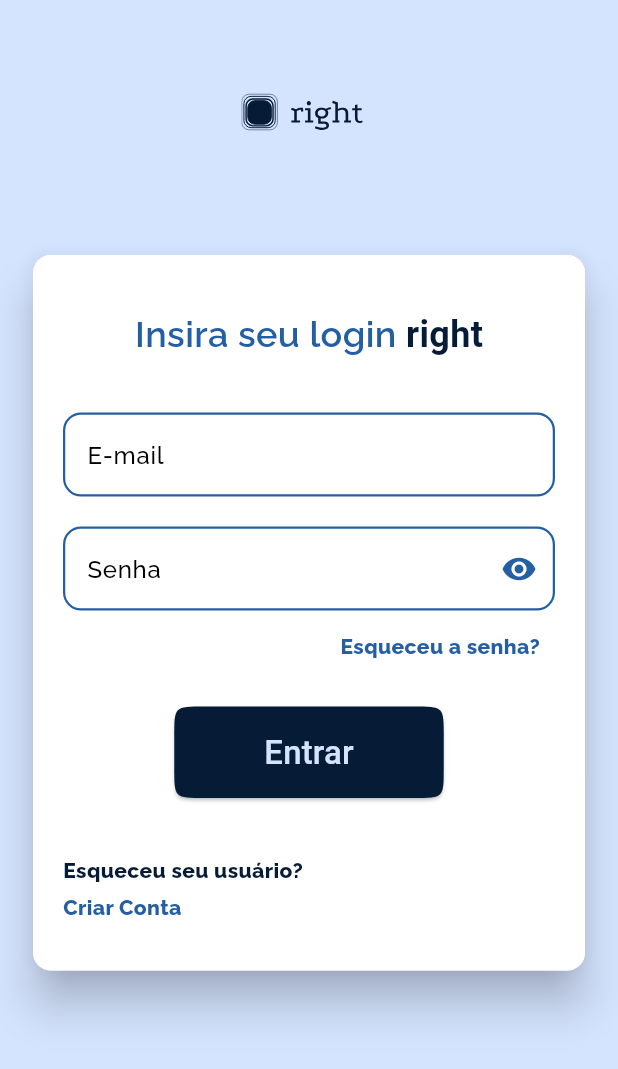
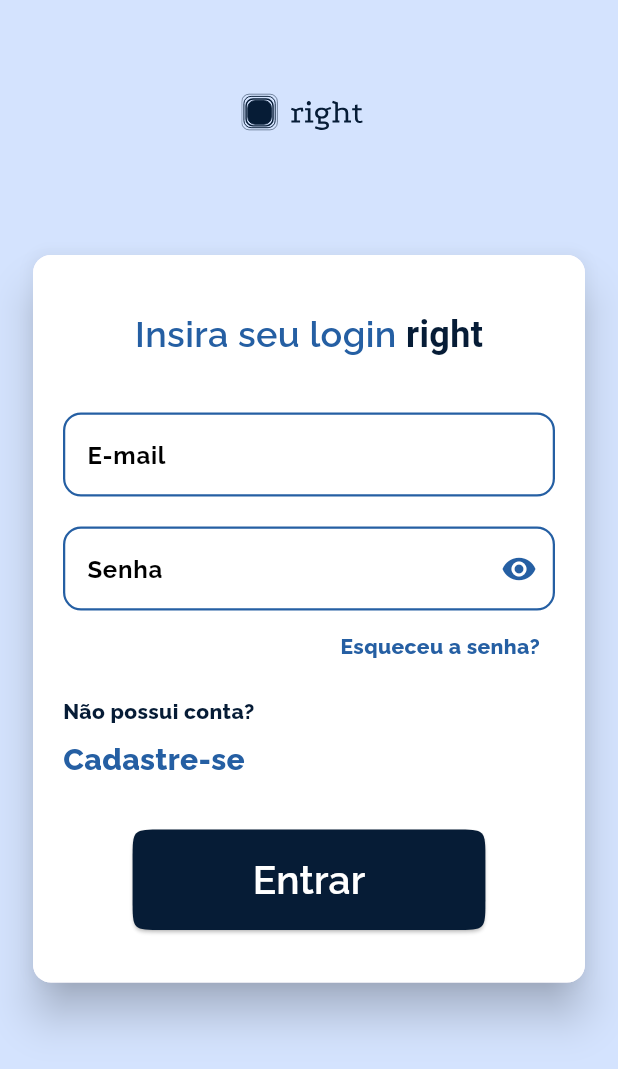
Before and after one commit to Franciscof11/Right, a Flutter app: the screen it shows after launch, on a phone screen of 412 x 824 dp. Shown: the top 1069 px of the screen. Run offline on Flutter 3.47's test engine with Material 3 defaults, Android fonts, the phone set to English and light mode, and no system bars; our stand-ins replace device_preview, flutter_heatmap_calendar, flutter_staggered_animations, flutter_svg, google_fonts, percent_indicator.

Commit message:
feat: sign up page

```diff
--- a/lib/features/auth/application/presentation/pages/sign_in_page.dart
+++ b/lib/features/auth/application/presentation/pages/sign_in_page.dart
@@ -107,7 +107,33 @@ class _SignInPageState extends State<SignInPage> {
                                 ),
                               ),
                               const SizedBox(
-                                height: 30,
+                                height: 25,
+                              ),
+                              Text(
+                                'Não possui conta?',
+                                style: GoogleFonts.raleway(
+                                  height: 0,
+                                  color: LightColors().onPrimaryContainer,
+                                  fontSize: 14,
+                                  fontWeight: FontWeight.w800,
+                                ),
+                              ),
+                              const SizedBox(height: 10),
+                              GestureDetector(
+                                onTap: () {
+                                  Navigator.pushNamed(context, '/SignUpPage');
+                                },
+                                child: Text(
+                                  'Cadastre-se',
+                                  style: GoogleFonts.raleway(
+                                    color: LightColors().primary,
+                                    fontSize: 20,
+                                    fontWeight: FontWeight.w800,
+                                  ),
+                                ),
+                              ),
+                              const SizedBox(
+                                height: 32,
                               ),
                               Align(
                                 alignment: Alignment.center,
@@ -119,45 +145,18 @@ class _SignInPageState extends State<SignInPage> {
                                     ),
                                     padding: const EdgeInsets.symmetric(
                                       vertical: 15,
-                                      horizontal: 60,
+                                      horizontal: 80,
                                     ),
                                     backgroundColor:
                                         LightColors().onPrimaryContainer,
                                   ),
                                   child: Text(
                                     'Entrar',
-                                    style: TextStyle(
-                                      fontSize: 22,
-                                      color: LightColors().primaryContainer,
+                                    style: GoogleFonts.raleway(
+                                      color: Colors.white,
+                                      fontSize: 26,
+                                      fontWeight: FontWeight.w600,
                                     ),
-                                  ),
-                                ),
-                              ),
-                              const SizedBox(
-                                height: 40,
-                              ),
-                              GestureDetector(
-                                onTap: () {},
-                                child: Text(
-                                  'Esqueceu seu usuário?',
-                                  style: GoogleFonts.raleway(
-                                    height: 0,
-                                    color: LightColors().onPrimaryContainer,
-                                    fontSize: 14,
-                                    fontWeight: FontWeight.w800,
-                                  ),
-                                ),
-                              ),
-                              const SizedBox(height: 10),
-                              GestureDetector(
-                                onTap: () {},
-                                child: Text(
-                                  'Criar Conta',
-                                  style: GoogleFonts.raleway(
-                                    height: 1,
-                                    color: LightColors().primary,
-                                    fontSize: 14,
-                                    fontWeight: FontWeight.w800,
                                   ),
                                 ),
                               ),
--- a/lib/features/auth/application/presentation/widgets/custom_text_form_field.dart
+++ b/lib/features/auth/application/presentation/widgets/custom_text_form_field.dart
@@ -95,7 +95,7 @@ class _CustomTextFormFieldState extends State<CustomTextFormField> {
         labelStyle: GoogleFonts.raleway(
           color: Colors.black,
           fontSize: 16,
-          fontWeight: FontWeight.w500,
+          fontWeight: FontWeight.w700,
         ),
         suffixIcon: widget.type == FormTypes.birthDate
             ? const Icon(
--- a/lib/utils/routes.dart
+++ b/lib/utils/routes.dart
@@ -1,7 +1,9 @@
 import 'package:right/features/auth/application/presentation/pages/sign_in_page.dart';
+import 'package:right/features/auth/application/presentation/pages/sign_up_page.dart';
 import 'package:right/features/flash_cards/application/presentation/pages/home_page.dart';
 
 final routes = {
   '/SignInPage': (context) => const SignInPage(),
+  '/SignUpPage': (context) => const SignUpPage(),
   '/HomePage': (context) => const HomePage(),
 };
```
Also changed, not shown: lib/features/auth/application/presentation/pages/sign_up_page.dart (added, +175 -0 lines).
